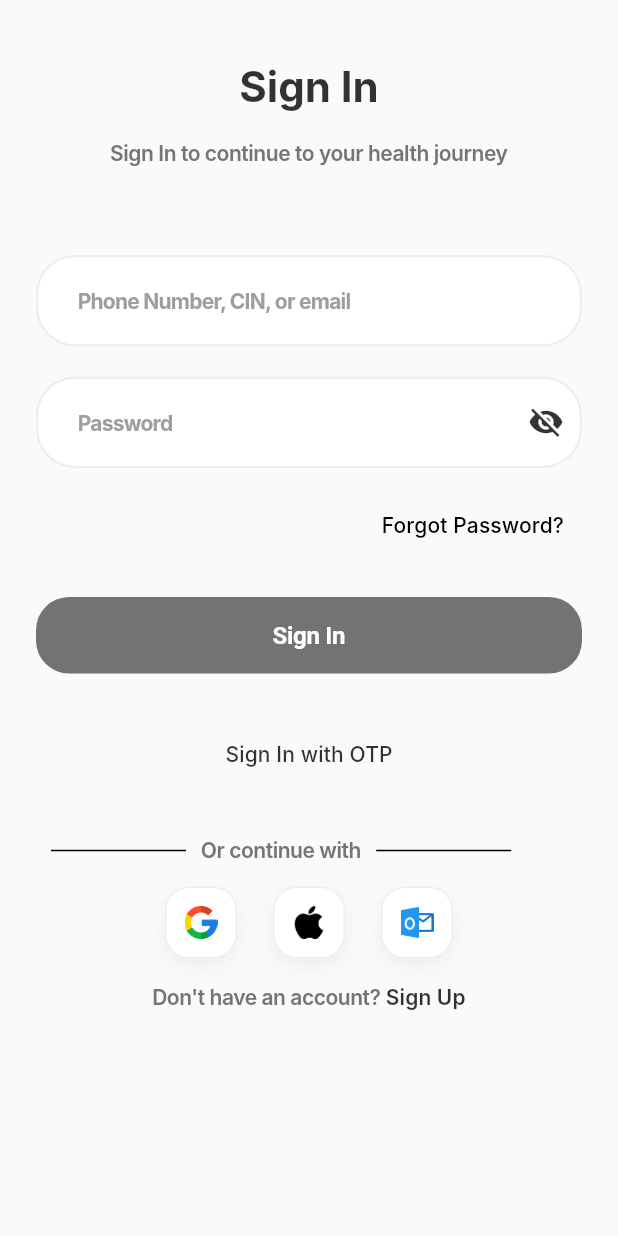
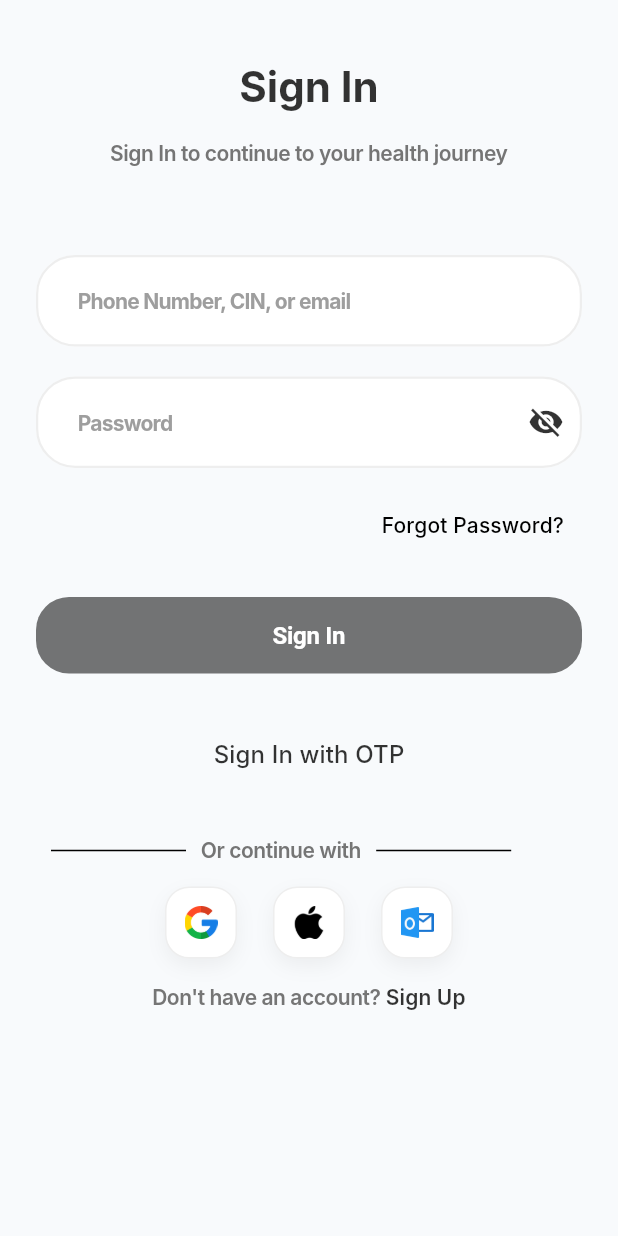
Before and after one commit to nidhisingh5958/cure-bit, a Flutter app: the screen it shows after launch, after a tap on "Sign In", after a tap on "Sign Up", after a tap on "Login", on a phone screen of 412 x 824 dp. Run offline on Flutter 3.47's test engine with Material 3 defaults, Android fonts, the phone set to English and light mode, and no system bars; our stand-ins replace animated_splash_screen, carousel_slider, country_picker, flutter_riverpod, go_router, lottie and 3 more; Roboto replaces fonts that are missing (Inter).

Commit message:
login form rearrangement, files rearangement

```diff
--- a/lib/features/auth/auth_repository.dart
+++ /dev/null
@@ -1,13 +0,0 @@
-class AuthRepository {
-  final AuthDataSource _authDataSource;
-
-  AuthRepository(this._authDataSource);
-
-  Future<User> login(String email, String password) async {
-    return _authDataSource.login(email, password);
-  }
-
-  Future<void> logout() async {
-    return _authDataSource.logout();
-  }
-}
--- a/lib/screens/splash_screen.dart
+++ b/lib/features/auth/landing/splash_screen.dart
@@ -1,5 +1,5 @@
 import 'package:animated_splash_screen/animated_splash_screen.dart';
-import 'package:CuraDocs/screens/login/login_screen.dart';
+import 'package:CuraDocs/features/auth/screens/login/login_screen.dart';
 
 import 'package:flutter/material.dart';
 import 'package:lottie/lottie.dart';
--- /dev/null
+++ b/lib/features/auth/repository/api_const.dart
@@ -0,0 +1,2 @@
+final login_api =
+    'https://lb0ejwoox7.execute-api.us-east-1.amazonaws.com/Dev/auth/patient/login';
--- /dev/null
+++ b/lib/features/auth/repository/auth_repository.dart
@@ -0,0 +1,44 @@
+import 'package:CuraDocs/features/auth/repository/api_const.dart';
+import 'package:flutter/material.dart';
+import 'package:go_router/go_router.dart';
+import 'package:http/http.dart';
+import 'dart:convert';
+import 'package:CuraDocs/utils/snackbar.dart';
+
+class AuthRepository {
+  // Future<User> login(String email, String password) async {
+  //   return _authDataSource.login(email, password);
+  // }
+
+  Future<void> signinWithPass(
+    BuildContext context,
+    String email,
+    String password,
+  ) async {
+    try {
+      // Simulate network request
+      Response response = await post(Uri.parse(login_api),
+          body: jsonEncode({
+            'email': email,
+            'password': password,
+          }),
+          headers: {
+            'Content-Type': 'application/json',
+          });
+      await Future.delayed(const Duration(seconds: 1));
+      // login logic
+
+      if (response.statusCode == 200) {
+        showSnackBar(context: context, message: 'Login successful');
+        GoRouter.of(context).go('/home');
+      } else {
+        showSnackBar(
+            context: context, message: 'Login failed. Please try again.');
+      }
+    } catch (e) {
+      print("failed");
+      showSnackBar(
+          context: context, message: 'Login failed. Please try again.');
+    }
+  }
+}
--- a/lib/screens/login/login_form.dart
+++ b/lib/features/auth/screens/login/login_form.dart
@@ -1,9 +1,8 @@
-import 'dart:convert';
 import 'package:CuraDocs/components/colors.dart';
+import 'package:CuraDocs/features/auth/repository/auth_repository.dart';
 import 'package:CuraDocs/utils/routes/route_constants.dart';
 import 'package:flutter/material.dart';
 import 'package:go_router/go_router.dart';
-import 'package:http/http.dart';
 
 class LoginForm extends StatefulWidget {
   const LoginForm({super.key});
@@ -30,50 +29,14 @@ class _LoginFormState extends State<LoginForm> {
     if (_formKey.currentState!.validate()) {
       setState(() => _isLoading = true);
 
-      try {
-        // Simulate network request
-        Response response = await post(
-            Uri.parse(
-                'https://lb0ejwoox7.execute-api.us-east-1.amazonaws.com/Dev/auth/patient/login'),
-            body: jsonEncode({
-              'email': _emailController.text,
-              'password': _passwordController.text,
-            }),
-            headers: {
-              'Content-Type': 'application/json',
-            });
-        await Future.delayed(const Duration(seconds: 1));
-        // Add your login logic here
+      final authRepository = AuthRepository();
+      await authRepository.signinWithPass(
+        context,
+        _emailController.text,
+        _passwordController.text,
+      );
 
-        if (response.statusCode == 200) {
-          ScaffoldMessenger.of(context).showSnackBar(
-            SnackBar(
-              content: Text('Login successful'),
-              backgroundColor: Colors.green,
-            ),
-          );
-          GoRouter.of(context).go('/home');
-        } else {
-          ScaffoldMessenger.of(context).showSnackBar(
-            SnackBar(
-              content: Text('Login failed. Please try again.'),
-              backgroundColor: Colors.red,
-            ),
-          );
-        }
-      } catch (e) {
-        print("failed");
-        ScaffoldMessenger.of(context).showSnackBar(
-          SnackBar(
-            content: Text('Login failed. Please try again.'),
-            backgroundColor: Colors.red,
-          ),
-        );
-      } finally {
-        if (mounted) {
-          setState(() => _isLoading = false);
-        }
-      }
+      setState(() => _isLoading = false);
     }
   }
 
@@ -113,6 +76,8 @@ class _LoginFormState extends State<LoginForm> {
           _buildForgotPassword(),
           const SizedBox(height: 24),
           _buildLoginButton(),
+          const SizedBox(height: 30),
+          _buildLoginWithOtp(),
         ],
       ),
     );
@@ -179,17 +144,29 @@ class _LoginFormState extends State<LoginForm> {
   Widget _buildLoginButton() {
     return ElevatedButton(
       onPressed: _isLoading ? null : _handleLogin,
-      child:
-          // _isLoading
-          //     ? const SizedBox(
-          //         height: 20,
-          //         width: 20,
-          //         child: CircularProgressIndicator(strokeWidth: 2),
-          //       )
-          //     :
-          const Text(
-        'Sign In',
-        style: TextStyle(fontSize: 16, fontWeight: FontWeight.bold),
+      child: _isLoading
+          ? const SizedBox(
+              height: 20,
+              width: 20,
+              child: CircularProgressIndicator(strokeWidth: 2),
+            )
+          : const Text(
+              'Sign In',
+              style: TextStyle(fontSize: 16, fontWeight: FontWeight.bold),
+            ),
+    );
+  }
+
+  Widget _buildLoginWithOtp() {
+    return Center(
+      child: TextButton(
+        onPressed: () {
+          context.goNamed(RouteConstants.otp);
+        },
+        child: Text(
+          'Sign In with OTP',
+          style: TextStyle(fontSize: 16, color: color2),
+        ),
       ),
     );
   }
--- a/lib/screens/signUp/sign_up_screen.dart
+++ b/lib/features/auth/screens/login/login_screen.dart
@@ -1,60 +1,53 @@
 import 'package:CuraDocs/components/colors.dart';
-import 'package:CuraDocs/screens/signUp/sign_up_form.dart';
+import 'package:CuraDocs/utils/routes/route_constants.dart';
 import 'package:flutter/material.dart';
+import 'package:CuraDocs/features/auth/screens/login/login_form.dart';
 import 'package:go_router/go_router.dart';
-import '../../utils/routes/route_constants.dart';
 
-// Custom color constants
-class AppColors {
-  static const textDark = Color(0xFF2D3142);
+class LoginScreen extends StatelessWidget {
+  LoginScreen({super.key});
 
-  static const success = Color(0xFF2EC4B6);
-}
-
-class SignUpScreen extends StatefulWidget {
-  const SignUpScreen({super.key});
-
-  @override
-  State<SignUpScreen> createState() => _SignupPageState();
-}
-
-class _SignupPageState extends State<SignUpScreen> {
   @override
   Widget build(BuildContext context) {
     return Scaffold(
       body: SafeArea(
         child: SingleChildScrollView(
-          padding: const EdgeInsets.all(24.0),
-          child: Center(
-            child: ConstrainedBox(
-              constraints: const BoxConstraints(maxWidth: 400),
+          child: Padding(
+            padding: const EdgeInsets.symmetric(horizontal: 24),
+            child: Container(
               child: Column(
                 crossAxisAlignment: CrossAxisAlignment.stretch,
                 children: [
-                  const SizedBox(height: 20),
+                  const SizedBox(height: 40),
+                  Center(
+                    child: Column(
+                      children: [
                         Text(
-                    "Create Account",
-                    style: Theme.of(context).textTheme.headlineLarge?.copyWith(
+                          "Sign In",
+                          style: Theme.of(context)
+                              .textTheme
+                              .headlineMedium
+                              ?.copyWith(
                                 fontWeight: FontWeight.bold,
-                          color: color1,
+                                color: color2,
                               ),
-                    textAlign: TextAlign.center,
                         ),
                         const SizedBox(height: 16),
                         Text(
-                    "Fill your information below or register with a social account.",
+                          "Sign In to continue to your health journey",
                           style: TextStyle(
                             fontSize: 14,
                             color: color3,
                           ),
-                    textAlign: TextAlign.center,
                         ),
+                      ],
+                    ),
+                  ),
+                  const SizedBox(height: 50),
+                  const LoginForm(),
                   const SizedBox(height: 30),
-                  SignUpForm(),
-                  const SizedBox(height: 40),
                   Center(
                     child: Row(
-                      mainAxisAlignment: MainAxisAlignment.center,
                       children: [
                         Padding(
                           padding: EdgeInsets.symmetric(horizontal: 10.0),
@@ -105,7 +98,7 @@ class _SignupPageState extends State<SignUpScreen> {
                     mainAxisAlignment: MainAxisAlignment.center,
                     children: [
                       Text(
-                        "Have an account? ",
+                        "Don't have an account? ",
                         style: TextStyle(
                           fontSize: 14,
                           color: color3,
@@ -116,7 +109,7 @@ class _SignupPageState extends State<SignUpScreen> {
                       ),
                       TextButton(
                         onPressed: () {
-                          context.goNamed(RouteConstants.login);
+                          context.goNamed(RouteConstants.signUp);
                         },
                         style: TextButton.styleFrom(
                           padding: EdgeInsets.zero,
@@ -124,7 +117,7 @@ class _SignupPageState extends State<SignUpScreen> {
                           tapTargetSize: MaterialTapTargetSize.shrinkWrap,
                         ),
                         child: Text(
-                          "Login",
+                          "Sign Up",
                           style: TextStyle(
                               fontSize: 14,
                               fontWeight: FontWeight.w600,
@@ -164,7 +157,7 @@ class SocialCard extends StatelessWidget {
         height: 48,
         width: 48,
         decoration: BoxDecoration(
-          color: Colors.white,
+          color: color4,
           borderRadius: BorderRadius.circular(16),
           border: Border.all(
             color: Colors.grey.shade200,
--- a/lib/screens/login/login_screen.dart
+++ b/lib/features/auth/screens/signUp/sign_up_screen.dart
@@ -1,66 +1,60 @@
 import 'package:CuraDocs/components/colors.dart';
-import 'package:CuraDocs/utils/routes/route_constants.dart';
+import 'package:CuraDocs/features/auth/screens/signUp/sign_up_form.dart';
 import 'package:flutter/material.dart';
-import 'package:CuraDocs/screens/login/login_form.dart';
 import 'package:go_router/go_router.dart';
+import '../../../../utils/routes/route_constants.dart';
 
-class LoginScreen extends StatelessWidget {
-  LoginScreen({super.key});
+// Custom color constants
+class AppColors {
+  static const textDark = Color(0xFF2D3142);
 
+  static const success = Color(0xFF2EC4B6);
+}
+
+class SignUpScreen extends StatefulWidget {
+  const SignUpScreen({super.key});
+
+  @override
+  State<SignUpScreen> createState() => _SignupPageState();
+}
+
+class _SignupPageState extends State<SignUpScreen> {
   @override
   Widget build(BuildContext context) {
     return Scaffold(
       body: SafeArea(
         child: SingleChildScrollView(
-          child: Padding(
-            padding: const EdgeInsets.symmetric(horizontal: 24),
-            child: Container(
+          padding: const EdgeInsets.all(24.0),
+          child: Center(
+            child: ConstrainedBox(
+              constraints: const BoxConstraints(maxWidth: 400),
               child: Column(
                 crossAxisAlignment: CrossAxisAlignment.stretch,
                 children: [
-                  const SizedBox(height: 40),
-                  Center(
-                    child: Column(
-                      children: [
+                  const SizedBox(height: 20),
                   Text(
-                          "Sign In",
-                          style: Theme.of(context)
-                              .textTheme
-                              .headlineMedium
-                              ?.copyWith(
+                    "Create Account",
+                    style: Theme.of(context).textTheme.headlineLarge?.copyWith(
                           fontWeight: FontWeight.bold,
-                                color: color2,
+                          color: color1,
                         ),
+                    textAlign: TextAlign.center,
                   ),
                   const SizedBox(height: 16),
                   Text(
-                          "Sign In to continue to your health journey",
+                    "Fill your information below or register with a social account.",
                     style: TextStyle(
                       fontSize: 14,
                       color: color3,
                     ),
+                    textAlign: TextAlign.center,
                   ),
-                      ],
-                    ),
-                  ),
-                  const SizedBox(height: 50),
-                  const LoginForm(),
                   const SizedBox(height: 30),
-                  Center(
-                      child: TextButton(
-                    onPressed: () {
-                      context.goNamed(RouteConstants.otp);
-                    },
-                    child: Text(
-                      'Sign In with OTP',
-                      style: TextStyle(
-                        color: color2,
-                      ),
-                    ),
-                  )),
-                  const SizedBox(height: 30),
+                  SignUpForm(),
+                  const SizedBox(height: 40),
                   Center(
                     child: Row(
+                      mainAxisAlignment: MainAxisAlignment.center,
                       children: [
                         Padding(
                           padding: EdgeInsets.symmetric(horizontal: 10.0),
@@ -111,7 +105,7 @@ class LoginScreen extends StatelessWidget {
                     mainAxisAlignment: MainAxisAlignment.center,
                     children: [
                       Text(
-                        "Don't have an account? ",
+                        "Have an account? ",
                         style: TextStyle(
                           fontSize: 14,
                           color: color3,
@@ -122,7 +116,7 @@ class LoginScreen extends StatelessWidget {
                       ),
                       TextButton(
                         onPressed: () {
-                          context.goNamed(RouteConstants.signUp);
+                          context.goNamed(RouteConstants.login);
                         },
                         style: TextButton.styleFrom(
                           padding: EdgeInsets.zero,
@@ -130,7 +124,7 @@ class LoginScreen extends StatelessWidget {
                           tapTargetSize: MaterialTapTargetSize.shrinkWrap,
                         ),
                         child: Text(
-                          "Sign Up",
+                          "Login",
                           style: TextStyle(
                               fontSize: 14,
                               fontWeight: FontWeight.w600,
@@ -170,7 +164,7 @@ class SocialCard extends StatelessWidget {
         height: 48,
         width: 48,
         decoration: BoxDecoration(
-          color: color4,
+          color: Colors.white,
           borderRadius: BorderRadius.circular(16),
           border: Border.all(
             color: Colors.grey.shade200,
```
Also changed, not shown: lib/utils/routes/router.dart (+6 -6 lines), lib/features/auth/constants.dart (renamed from lib/components/constants.dart), lib/features/auth/landing/onboarding_screen.dart (renamed from lib/screens/onboarding_screen.dart), lib/features/auth/landing/otp.dart (renamed from lib/screens/otp.dart), lib/features/auth/repository/authentication.dart (renamed from lib/components/authentication.dart), lib/features/auth/screens/forgot_pass/forgot_pass.dart (renamed from lib/screens/forgot_pass/forgot_pass.dart), lib/features/auth/screens/signUp/sign_up_form.dart (renamed from lib/screens/signUp/sign_up_form.dart), lib/features/auth/screens/signUp/widgets/phone_no.dart (renamed from lib/screens/signUp/widgets/phone_no.dart), 1 other file. Lines whose indentation alone changed are shown as unchanged.
